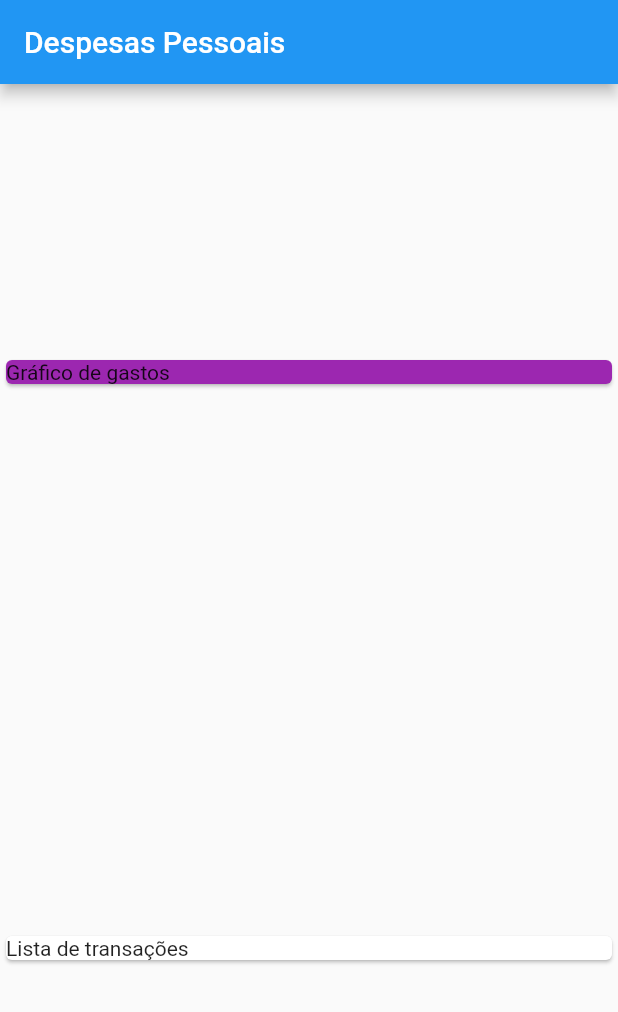
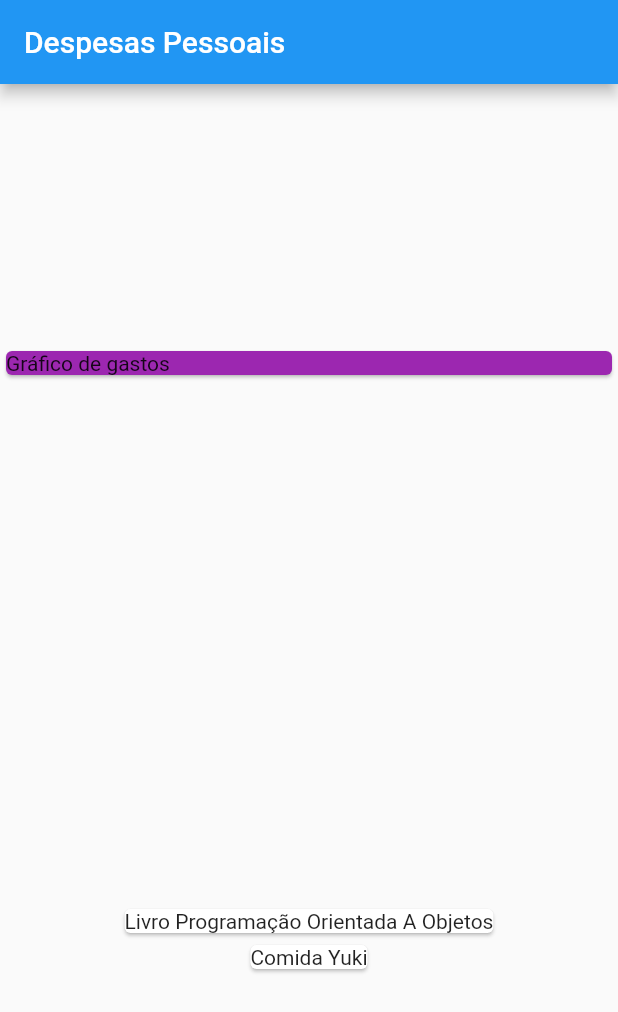
Before and after one commit to sophiecalixto/personal_expenses, a Flutter app: the screen it shows after launch, on a phone screen of 412 x 824 dp. Shown: the top 1012 px of the screen. Run offline on Flutter 3.47's test engine with Material 2 defaults, Android fonts, the phone set to English and light mode, and no system bars.

Commit message:
feat: map in transactionList to Card widget transaction list

```diff
--- a/lib/main.dart
+++ b/lib/main.dart
@@ -19,7 +19,7 @@ class PersonalExpensesApp extends StatelessWidget {
 class MyHomePage extends StatelessWidget {
   MyHomePage({super.key});
 
-  final List<Transaction> transaction = [
+  final List<Transaction> _transactionList = [
     Transaction(
       id: 'transacao-1',
       title: 'Livro Programação Orientada A Objetos',
@@ -43,13 +43,21 @@ class MyHomePage extends StatelessWidget {
       body: Column(
         mainAxisAlignment: MainAxisAlignment.spaceAround,
         crossAxisAlignment: CrossAxisAlignment.stretch,
-        children: const [
+        children: [
           Card(
             color: Colors.purple,
             child: Text("Gráfico de gastos"),
           ),
-          Card(
-            child: Text("Lista de transações"),
+          Column(
+            children: [
+              ..._transactionList
+                  .map(
+                    (transaction) => Card(
+                      child: Text(transaction.title as String),
+                    ),
+                  )
+                  .toList(),
+            ],
           ),
         ],
       ),
```
